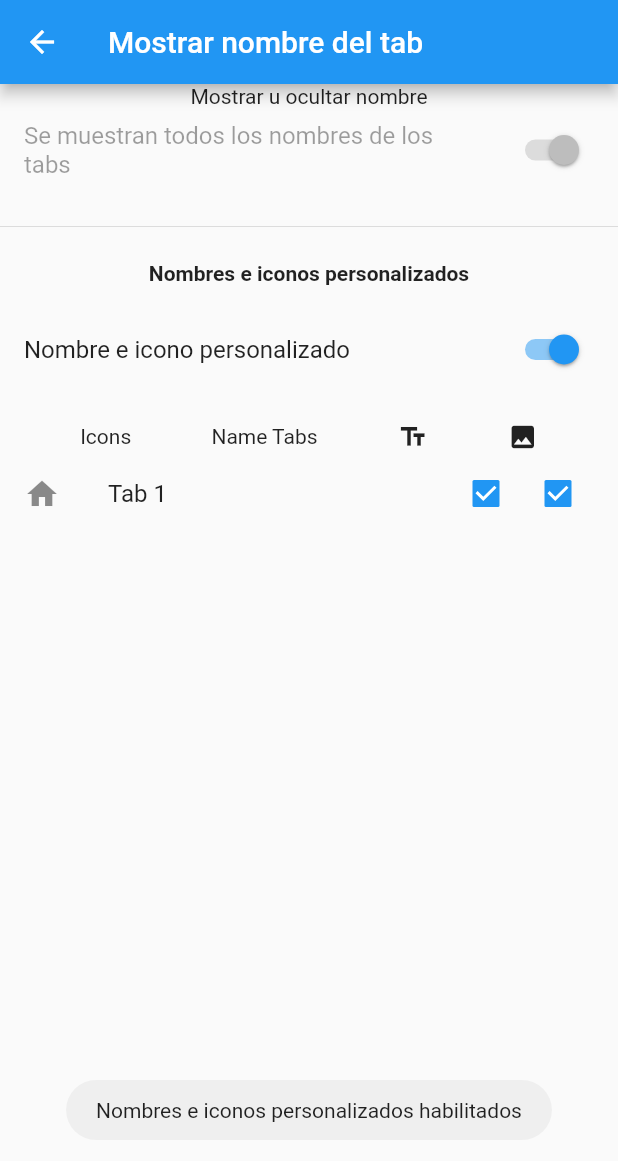
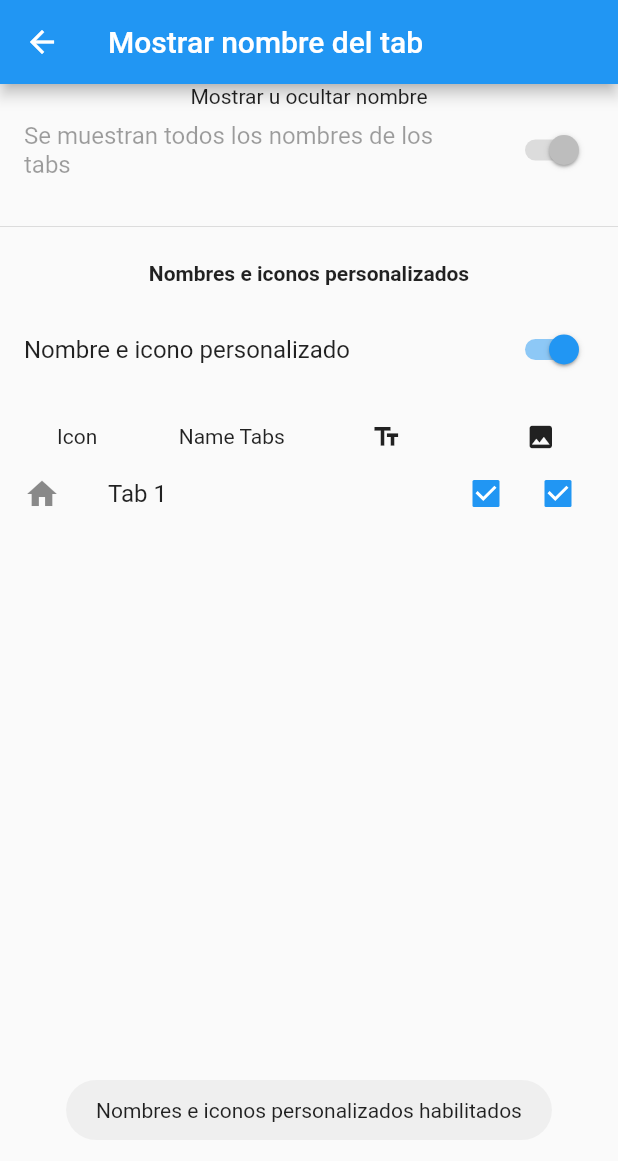
Before and after one commit to MagnoDaza/separado, a Flutter app: the ShowHideTabsPage screen opened directly, after a tap on "Se muestran todos los nombres de los tab", after a tap on "Nombre e icono personalizado", on a phone screen of 412 x 824 dp. Shown: the top 1161 px of the screen. Run offline on Flutter 3.47's test engine with Material 2 defaults, Android fonts, the phone set to English and light mode, and no system bars; our stand-ins replace fluttertoast.

Commit message:
ahora se puede ver mejor

```diff
--- a/lib/show_hide_tabs_page.dart
+++ b/lib/show_hide_tabs_page.dart
@@ -1,10 +1,8 @@
-//archivo show_hide_tads_page.dart
 import 'package:flutter/material.dart';
 import 'package:provider/provider.dart';
 import 'tab_provider.dart';
+import 'show_hide_switch.dart';
 import 'package:fluttertoast/fluttertoast.dart';
-
-import 'show_hide_switch.dart';
 
 class ShowHideTabsPage extends StatelessWidget {
   @override
@@ -53,23 +51,25 @@ class ShowHideTabsPage extends StatelessWidget {
                               Provider.of<TabProvider>(context).myTabs[index];
                           return Column(
                             children: [
+                              if (index ==
+                                  0) // Solo muestra los títulos en la primera fila
                                 Row(
                                   mainAxisAlignment:
                                       MainAxisAlignment.spaceEvenly,
                                   children: [
-                                  Align(
-                                      alignment: Alignment.centerLeft,
-                                      child: Text('Icons')),
-                                  Align(
-                                      alignment: Alignment.center,
-                                      child: Text('Name Tabs')),
-                                  Align(
-                                      alignment: Alignment.center,
+                                    Expanded(
+                                        child: Center(child: Text('Icon'))),
+                                    Expanded(
                                         child:
-                                          Icon(Icons.text_fields, size: 20.0)),
-                                  Align(
-                                      alignment: Alignment.centerRight,
-                                      child: Icon(Icons.image, size: 20.0)),
+                                            Center(child: Text('Name Tabs'))),
+                                    Expanded(
+                                        child: Center(
+                                            child: Icon(Icons.text_fields,
+                                                size: 20.0))),
+                                    Expanded(
+                                        child: Center(
+                                            child:
+                                                Icon(Icons.image, size: 20.0))),
                                   ],
                                 ),
                               ListTile(
```
Lines whose indentation alone changed are shown as unchanged.
